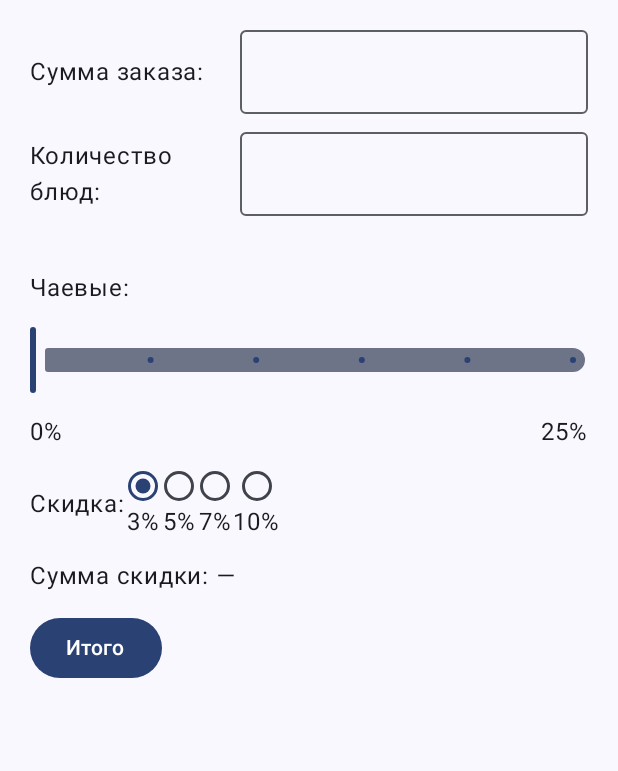
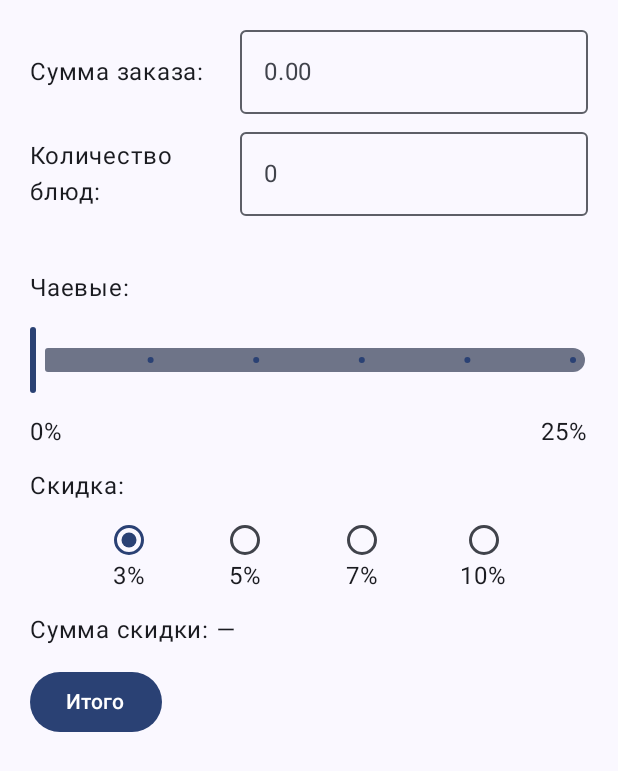
Before and after one commit to ZolotkoVal/TipCalc, an Android app built with Jetpack Compose: the screen it shows after launch (MainActivity), on a phone screen of 412 x 824 dp. Shown: the top 771 px of the screen. Run offline under Robolectric (Android 15) with nearby library versions, the phone set to English and light mode, and no system bars.

Commit message:
Добавление полей ввода

```diff
--- a/app/src/main/java/com/example/tipcalc/MainActivity.kt
+++ b/app/src/main/java/com/example/tipcalc/MainActivity.kt
@@ -13,6 +13,13 @@ import androidx.compose.ui.Modifier
 import androidx.compose.ui.tooling.preview.Preview
 import androidx.compose.ui.unit.dp
 import com.example.tipcalc.ui.theme.TipCalcTheme
+import androidx.compose.runtime.getValue
+import androidx.compose.runtime.setValue
+import androidx.compose.runtime.mutableStateOf
+import androidx.compose.runtime.remember
+import androidx.compose.foundation.text.KeyboardOptions
+import androidx.compose.ui.text.input.KeyboardType
+
 
 class MainActivity : ComponentActivity() {
     override fun onCreate(savedInstanceState: Bundle?) {
@@ -35,7 +42,12 @@ class MainActivity : ComponentActivity() {
 
 @Composable
 fun TipCalcScreen(modifier: Modifier = Modifier) {
+
+    var orderAmount by remember { mutableStateOf("") }
+    var dishCount by remember { mutableStateOf("") }
+
     Column(
+
         modifier = modifier
             .fillMaxSize()
             .padding(20.dp),
@@ -47,12 +59,24 @@ fun TipCalcScreen(modifier: Modifier = Modifier) {
                 text = "Сумма заказа:",
                 modifier = Modifier.width(140.dp)
             )
+
             OutlinedTextField(
-                value = "",
-                onValueChange = {},
+                value = orderAmount,
+                onValueChange = { newValue ->
+                    if (newValue.isEmpty() ||
+                        newValue.matches(Regex("""\d*([.,]\d{0,2})?"""))
+                    ) {
+                        orderAmount = newValue
+                    }
+                },
                 modifier = Modifier.weight(1f),
-                singleLine = true
+                singleLine = true,
+                keyboardOptions = KeyboardOptions(
+                    keyboardType = KeyboardType.Decimal
+                ),
+                placeholder = { Text("0.00") }
             )
+
         }
 
         // Количество блюд
@@ -61,12 +85,22 @@ fun TipCalcScreen(modifier: Modifier = Modifier) {
                 text = "Количество блюд:",
                 modifier = Modifier.width(140.dp)
             )
+
             OutlinedTextField(
-                value = "",
-                onValueChange = {},
+                value = dishCount,
+                onValueChange = { newValue ->
+                    if (newValue.all { it.isDigit() }) {
+                        dishCount = newValue
+                    }
+                },
                 modifier = Modifier.weight(1f),
-                singleLine = true
+                singleLine = true,
+                keyboardOptions = KeyboardOptions(
+                    keyboardType = KeyboardType.Number
+                ),
+                placeholder = { Text("0") }
             )
+
         }
 
         Spacer(modifier = Modifier.height(12.dp))
@@ -90,11 +124,13 @@ fun TipCalcScreen(modifier: Modifier = Modifier) {
         }
 
         // Группа скидок
+        Text(text = "Скидка:")
+
         Row(
+            modifier = Modifier.fillMaxWidth(),
+            horizontalArrangement = Arrangement.SpaceEvenly,
             verticalAlignment = Alignment.CenterVertically
         ) {
-            Text("Скидка:")
-
             listOf(3, 5, 7, 10).forEach { percent ->
                 Column(
                     horizontalAlignment = Alignment.CenterHorizontally
@@ -103,7 +139,7 @@ fun TipCalcScreen(modifier: Modifier = Modifier) {
                         selected = percent == 3,
                         onClick = null
                     )
-                    Text("$percent%")
+                    Text(text = "$percent%")
                 }
             }
         }
```
